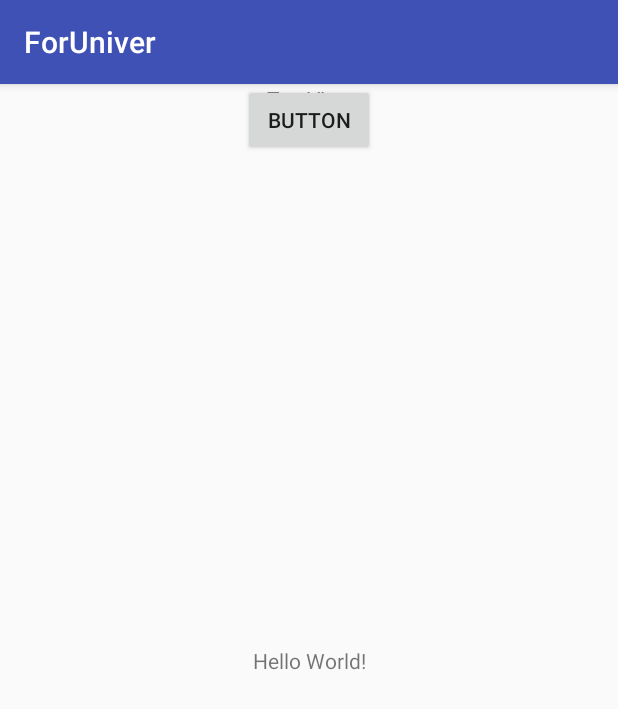
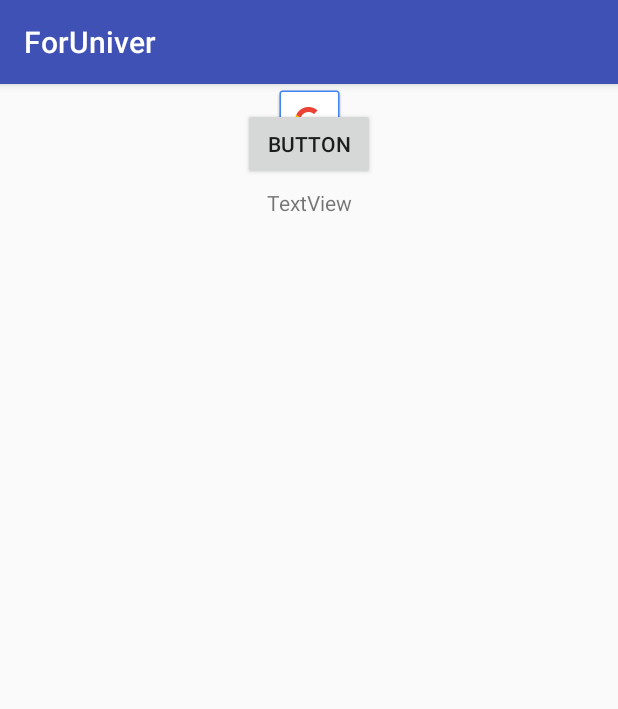
Before and after one commit to Zendooosbka/ForUniver, an Android app: the screen it shows after launch (MainActivity), on a phone screen of 412 x 824 dp. Shown: the top 709 px of the screen. Run offline under Robolectric (Android 15) with nearby library versions, the phone set to English and light mode, and no system bars; libraries missing offline, so code that uses them is left out: com.google.android.gms; 2 statements that could not run were skipped.

Commit message:
Fix (Net)

```diff
--- a/app/src/main/java/com/zendoosbka/eugeniy/foruniver/MainActivity.java
+++ b/app/src/main/java/com/zendoosbka/eugeniy/foruniver/MainActivity.java
@@ -4,12 +4,13 @@ import android.content.Intent;
 import android.graphics.Bitmap;
 import android.os.Bundle;
 import android.provider.MediaStore;
-import android.support.annotation.NonNull;
 import android.support.v7.app.AppCompatActivity;
-import android.view.MenuItem;
+import android.util.SparseArray;
 import android.view.View;
+import android.widget.ImageView;
 import android.widget.TextView;
-import com.google.android.gms.vision.*;
+
+import com.google.android.gms.vision.Frame;
 import com.google.android.gms.vision.barcode.Barcode;
 import com.google.android.gms.vision.barcode.BarcodeDetector;
 
@@ -33,7 +34,11 @@ public class MainActivity extends AppCompatActivity {
         if (requestCode == REQUEST_IMAGE_CAPTURE && resultCode == RESULT_OK) {
             Bundle extras = data.getExtras();
             Bitmap imageBitmap = (Bitmap) extras.get("data");
-            //mImageView.setImageBitmap(imageBitmap);
+            ImageView Image = (ImageView) findViewById(R.id.imageView);
+            Frame frame = new Frame.Builder().setBitmap(imageBitmap).build();
+            SparseArray<Barcode> barcodes = Detector.detect(frame);
+            Barcode thisCode = barcodes.valueAt(0);
+            txtView.setText(thisCode.rawValue);
         }
     }
 
--- a/app/src/main/res/layout/activity_main.xml
+++ b/app/src/main/res/layout/activity_main.xml
@@ -6,32 +6,34 @@
     android:layout_height="match_parent"
     tools:context="com.zendoosbka.eugeniy.foruniver.MainActivity">
 
-    <TextView
-        android:layout_width="wrap_content"
-        android:layout_height="wrap_content"
-        android:text="Hello World!"
-        app:layout_constraintBottom_toBottomOf="parent"
-        app:layout_constraintLeft_toLeftOf="parent"
-        app:layout_constraintRight_toRightOf="parent"
-        app:layout_constraintTop_toTopOf="parent" />
-
     <Button
         android:id="@+id/button"
         android:layout_width="wrap_content"
         android:layout_height="wrap_content"
+        android:layout_marginTop="16dp"
         android:onClick="onClickButtonKik"
         android:text="Button"
         app:layout_constraintLeft_toLeftOf="parent"
         app:layout_constraintRight_toRightOf="parent"
-        tools:layout_editor_absoluteY="265dp" />
+        app:layout_constraintTop_toTopOf="parent" />
 
     <TextView
         android:id="@+id/textView"
         android:layout_width="wrap_content"
         android:layout_height="wrap_content"
+        android:layout_marginTop="69dp"
         android:text="TextView"
         app:layout_constraintLeft_toLeftOf="parent"
         app:layout_constraintRight_toRightOf="parent"
-        tools:layout_editor_absoluteY="69dp" />
+        app:layout_constraintTop_toTopOf="parent" />
+
+    <ImageView
+        android:id="@+id/imageView"
+        android:layout_width="wrap_content"
+        android:layout_height="wrap_content"
+        app:layout_constraintLeft_toLeftOf="parent"
+        app:layout_constraintRight_toRightOf="parent"
+        app:srcCompat="@drawable/common_google_signin_btn_icon_dark"
+        tools:layout_editor_absoluteY="298dp" />
 
 </android.support.constraint.ConstraintLayout>
```
